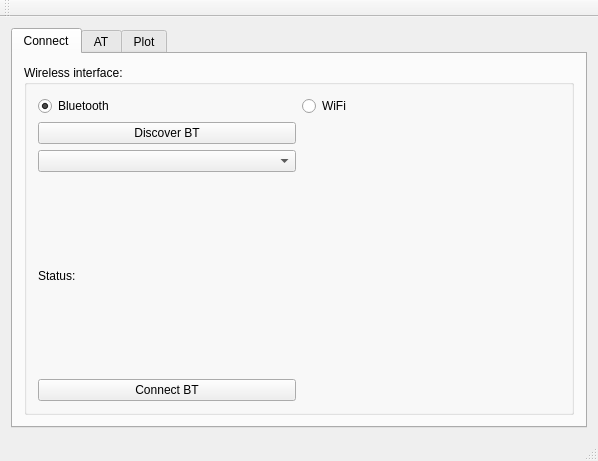
First picture: the form in logger/logger/mainwindow.ui, repository saul-rodriguez/Qt, before the edit.
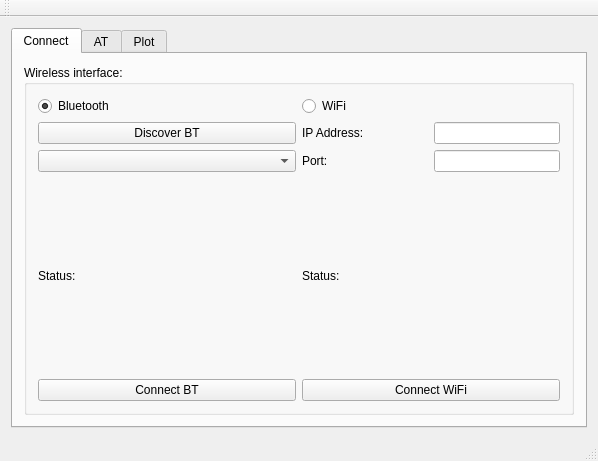
Second picture: the form after the edit. The open tabs and pages were chosen to show the change.

Diff of the .ui file:
```diff
--- a/logger/logger/mainwindow.ui
+++ b/logger/logger/mainwindow.ui
@@ -20,7 +20,7 @@
       <item>
        <widget class="QTabWidget" name="tabWidget">
         <property name="currentIndex">
-         <number>2</number>
+         <number>0</number>
         </property>
         <widget class="QWidget" name="Connect">
          <attribute name="title">
@@ -42,7 +42,7 @@
                  </property>
                 </widget>
                </item>
-               <item row="0" column="1">
+               <item row="0" column="2">
                 <widget class="QRadioButton" name="radioButtonWiFi">
                  <property name="text">
                   <string>WiFi</string>
@@ -76,6 +76,62 @@
                  </property>
                 </widget>
                </item>
+               <item row="1" column="2">
+                <layout class="QHBoxLayout" name="horizontalLayout_3">
+                 <item>
+                  <widget class="QLabel" name="label">
+                   <property name="text">
+                    <string>IP Address:</string>
+                   </property>
+                  </widget>
+                 </item>
+                 <item>
+                  <widget class="QLineEdit" name="lineEditWiFiAddress">
+                   <property name="sizePolicy">
+                    <sizepolicy hsizetype="Preferred" vsizetype="Fixed">
+                     <horstretch>0</horstretch>
+                     <verstretch>0</verstretch>
+                    </sizepolicy>
+                   </property>
+                  </widget>
+                 </item>
+                </layout>
+               </item>
+               <item row="4" column="2">
+                <widget class="QPushButton" name="pushButtonWiFiConnect">
+                 <property name="text">
+                  <string>Connect WiFi</string>
+                 </property>
+                </widget>
+               </item>
+               <item row="3" column="2">
+                <widget class="QLabel" name="labelWiFiStatus">
+                 <property name="text">
+                  <string>Status:</string>
+                 </property>
+                </widget>
+               </item>
+               <item row="2" column="2">
+                <layout class="QHBoxLayout" name="horizontalLayout_4">
+                 <item>
+                  <widget class="QLabel" name="labelWiFiPort">
+                   <property name="text">
+                    <string>Port:</string>
+                   </property>
+                  </widget>
+                 </item>
+                 <item>
+                  <widget class="QLineEdit" name="lineEditWiFiPort">
+                   <property name="sizePolicy">
+                    <sizepolicy hsizetype="Minimum" vsizetype="Fixed">
+                     <horstretch>0</horstretch>
+                     <verstretch>0</verstretch>
+                    </sizepolicy>
+                   </property>
+                  </widget>
+                 </item>
+                </layout>
+               </item>
               </layout>
              </item>
             </layout>
@@ -142,7 +198,7 @@
     <enum>TopToolBarArea</enum>
    </attribute>
    <attribute name="toolBarBreak">
-    <bool>true</bool>
+    <bool>false</bool>
    </attribute>
   </widget>
   <widget class="QStatusBar" name="statusBar"/>
```
